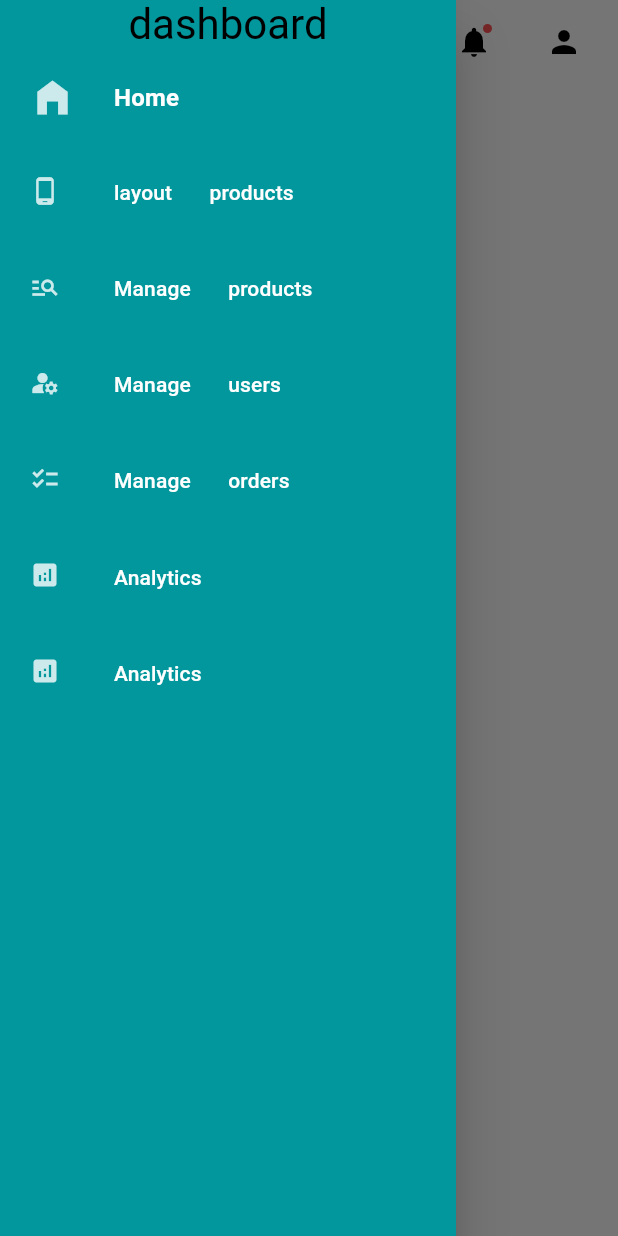
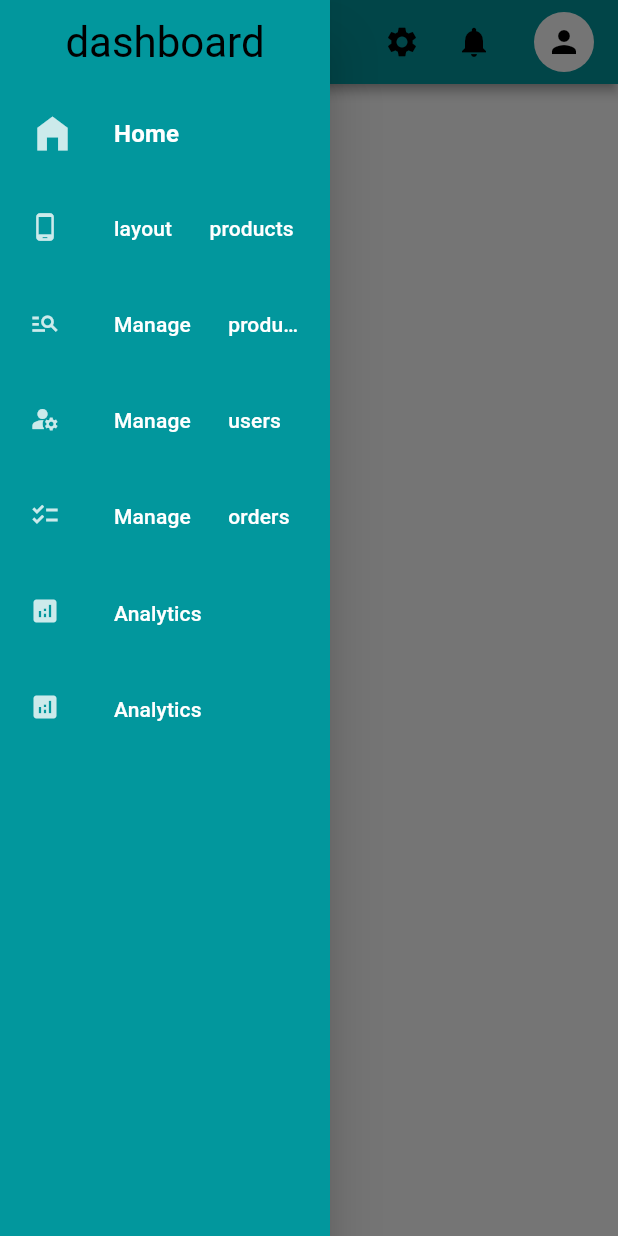
Before and after one commit to abd-Mohsen/dentist-dashboard, a Flutter app: the screen it shows after launch, in the side drawer, after a tap on the "menu" icon, on a phone screen of 412 x 824 dp. Run offline on Flutter 3.47's test engine with Material 2 defaults, Android fonts, the phone set to English and light mode, and no system bars; our stand-ins replace flutter_switch, get; missing offline and left inert: universal_html.

Commit message:
implemented themes and localization

```diff
--- /dev/null
+++ b/lib/controllers/locale_controller.dart
@@ -0,0 +1,33 @@
+import 'package:universal_html/html.dart';
+
+import 'package:flutter/material.dart';
+import 'package:get/get.dart';
+
+class LocaleController {
+  late Locale _initLocale;
+  Locale get initialLang => _initLocale;
+
+  LocaleController() {
+    loadInitLocale();
+  }
+
+  void updateLocale(String langCode) {
+    window.localStorage["lang"] = langCode;
+    Get.updateLocale(Locale(langCode));
+  }
+
+  String getCurrentLanguageLabel() {
+    final currentLang = window.localStorage["lang"];
+    if (currentLang == "ar") {
+      return "Arabic ".tr;
+    } else if (currentLang == "en") {
+      return "English ".tr;
+    } else {
+      return Get.deviceLocale!.languageCode; //todo
+    }
+  }
+
+  void loadInitLocale() {
+    _initLocale = Locale(window.localStorage["lang"] ?? "en");
+  }
+}
--- /dev/null
+++ b/lib/controllers/theme_controller.dart
@@ -0,0 +1,41 @@
+import 'package:flutter/material.dart';
+import 'package:get/get.dart';
+import 'package:universal_html/html.dart';
+
+class ThemeController extends GetxController {
+  bool _switchValue = Get.isDarkMode;
+  bool get switchValue => _switchValue;
+
+  void updateTheme(bool value) {
+    if (Get.isDarkMode) {
+      Get.changeThemeMode(ThemeMode.light);
+      _switchValue = false;
+      window.localStorage['is dark'] = "false";
+    } else {
+      Get.changeThemeMode(ThemeMode.dark);
+      _switchValue = true;
+      window.localStorage['is dark'] = "true";
+    }
+    update();
+  }
+
+  ThemeMode getThemeMode() {
+    //todo: method being called twice at launch and once when changing language
+    if (window.localStorage['is dark'] == null) {
+      print("light");
+      _switchValue = false;
+      return ThemeMode.light;
+    } else if (window.localStorage['is dark']! == "true") {
+      print("dark");
+      _switchValue = true;
+      return ThemeMode.dark;
+    } else if (window.localStorage['is dark']! == "true") {
+      print("dark");
+      _switchValue = true;
+      return ThemeMode.dark;
+    } else {
+      print("default");
+      return ThemeMode.light;
+    }
+  }
+}
--- a/lib/layout.dart
+++ b/lib/layout.dart
@@ -1,9 +1,13 @@
 import 'package:dentist_dashboard/controllers/side_menu_controller.dart';
+import 'package:dentist_dashboard/controllers/theme_controller.dart';
 import 'package:dentist_dashboard/services/responsiveness.dart';
 import 'package:dentist_dashboard/views/components/large_screen.dart';
 import 'package:dentist_dashboard/views/components/small_screen.dart';
 import 'package:flutter/material.dart';
+import 'package:flutter_switch/flutter_switch.dart';
 import 'package:get/get.dart';
+
+import 'controllers/locale_controller.dart';
 
 class Layout extends StatelessWidget {
   Layout({super.key});
@@ -13,11 +17,13 @@
   Widget build(BuildContext context) {
     ColorScheme cs = Theme.of(context).colorScheme;
     TextTheme tt = Theme.of(context).textTheme;
+    LocaleController lC = LocaleController();
     SideMenuController mC = Get.put(SideMenuController());
     return Scaffold(
       appBar: AppBar(
-        elevation: 0,
-        backgroundColor: cs.surface,
+        elevation: Get.isDarkMode ? 0 : 3,
+        shadowColor: Colors.grey,
+        backgroundColor: ResponsiveWidget.isSmall(context) ? cs.primary : cs.surface,
         title: Visibility(
           visible: !ResponsiveWidget.isSmall(context),
           child: Text(
@@ -28,29 +34,90 @@
         actions: [
           Row(
             children: [
-              IconButton(
-                onPressed: () {
-                  //
-                },
+              PopupMenuButton(
+                shape: RoundedRectangleBorder(
+                  //side: const BorderSide(width: 0.5),
+                  borderRadius: BorderRadius.circular(10),
+                ),
+                tooltip: "settings".tr,
                 icon: Icon(
                   Icons.settings,
                   color: cs.onSurface,
+                  //semanticLabel: "notifications",
+                ),
+                position: PopupMenuPosition.under,
+                itemBuilder: (context) => [
+                  PopupMenuItem(
+                    child: ListTile(
+                      title: Text(
+                        "dark theme".tr,
+                        style: tt.labelLarge!.copyWith(color: cs.onBackground),
+                      ),
+                      leading: Icon(
+                        Icons.dark_mode_outlined,
+                        color: cs.onBackground,
+                      ),
+                      trailing: GetBuilder<ThemeController>(
+                        init: ThemeController(),
+                        builder: (con) => Switch(
+                          value: con.switchValue,
+                          onChanged: (bool value) {
+                            con.updateTheme(value);
+                          },
                         ),
                       ),
-              Tooltip(
-                message: "notifications".tr,
-                child: IconButton(
-                  onPressed: () {
-                    //todo: popup menu & new switch statement
+                    ),
+                  ),
+                  PopupMenuItem(
+                    child: ListTile(
+                      leading: Icon(
+                        Icons.language,
+                        color: cs.onBackground,
+                      ),
+                      title: DropdownButton(
+                        elevation: 50,
+                        iconEnabledColor: cs.onBackground,
+                        dropdownColor: Get.isDarkMode ? cs.surface : Colors.grey.shade200,
+                        hint: Text(
+                          lC.getCurrentLanguageLabel(),
+                          style: tt.labelLarge!.copyWith(color: cs.onSurface),
+                        ),
+                        //button label is updating cuz whole app is rebuilt after changing locale
+                        items: [
+                          DropdownMenuItem(
+                            value: "ar",
+                            child: Text("Arabic ".tr),
+                          ),
+                          DropdownMenuItem(
+                            value: "en",
+                            child: Text("English ".tr),
+                          ),
+                        ],
+                        onChanged: (val) {
+                          lC.updateLocale(val!);
                         },
-                  icon: Badge(
-                    child: Icon(
+                      ),
+                    ),
+                  ),
+                ],
+              ),
+              PopupMenuButton(
+                shape: RoundedRectangleBorder(
+                  //side: const BorderSide(width: 0.5),
+                  borderRadius: BorderRadius.circular(10),
+                ),
+                tooltip: "notifications".tr,
+                icon: Icon(
                   Icons.notifications,
                   color: cs.onSurface,
                   //semanticLabel: "notifications",
                 ),
+                position: PopupMenuPosition.under,
+                itemBuilder: (context) => [
+                  PopupMenuItem(
+                    child: ListTile(),
                   ),
-                ),
+                ],
               ),
               Visibility(
                 visible: !ResponsiveWidget.isSmall(context),
@@ -79,6 +146,7 @@
                   onPressed: () {
                     //
                   },
+                  tooltip: "profile".tr,
                   icon: Icon(
                     Icons.person,
                     color: cs.onSecondary,
@@ -119,11 +187,15 @@
       drawer: Drawer(
         backgroundColor: cs.primary,
         //surfaceTintColor: Colors.black,
+        width: 220,
         child: Column(
           children: [
-            Text(
+            Padding(
+              padding: const EdgeInsets.symmetric(vertical: 12),
+              child: Text(
                 "dashboard",
                 style: tt.headlineMedium!.copyWith(color: cs.onSurface),
+              ),
             ),
             GetBuilder<SideMenuController>(
               builder: (con) => Expanded(
--- a/lib/main.dart
+++ b/lib/main.dart
@@ -1,7 +1,9 @@
 import 'package:dentist_dashboard/layout.dart';
 import 'package:dentist_dashboard/themes.dart';
 import 'package:flutter/material.dart';
-import 'package:get/get_navigation/src/root/get_material_app.dart';
+import 'package:get/get.dart';
+import 'controllers/locale_controller.dart';
+import 'controllers/theme_controller.dart';
 
 void main() {
   runApp(const MyApp());
@@ -12,11 +14,15 @@
 
   @override
   Widget build(BuildContext context) {
+    ThemeController t = Get.put(ThemeController()); //to get the initial theme
+    LocaleController l = LocaleController(); //to get the initial language
     return GetMaterialApp(
       debugShowCheckedModeBanner: false,
       title: 'Dashboard',
+      locale: l.initialLang,
       theme: MyThemes.myLightMode,
       darkTheme: MyThemes.myDarkMode,
+      themeMode: t.getThemeMode(),
       home: Layout(),
     );
   }
--- a/lib/views/components/large_screen.dart
+++ b/lib/views/components/large_screen.dart
@@ -13,7 +13,7 @@
     return Row(
       children: [
         Expanded(
-          flex: 1,
+          flex: 18,
           child: Container(
             color: cs.primary,
             child: GetBuilder<SideMenuController>(
@@ -39,6 +39,7 @@
                       size: con.sideMenuItems[i].isSelected ? 30 : 20,
                       color: cs.onPrimary.withOpacity(0.8),
                     ),
+                    //tileColor: con.sideMenuItems[i].isSelected ? cs.error : Colors.transparent,
                   ),
                 ),
               ),
@@ -46,7 +47,7 @@
           ),
         ),
         Expanded(
-          flex: 4,
+          flex: 82,
           child: Container(color: cs.background),
         ),
       ],
--- a/pubspec.yaml
+++ b/pubspec.yaml
@@ -15,6 +15,8 @@
   fl_chart: ^0.63.0
   data_table_2: ^2.5.7
   get: ^4.6.5
+  flutter_switch: ^0.3.2
+  universal_html: ^2.2.3
 
 
 dev_dependencies:
```
Also changed, not shown: pubspec.lock. Lines whose indentation alone changed are shown as unchanged.
